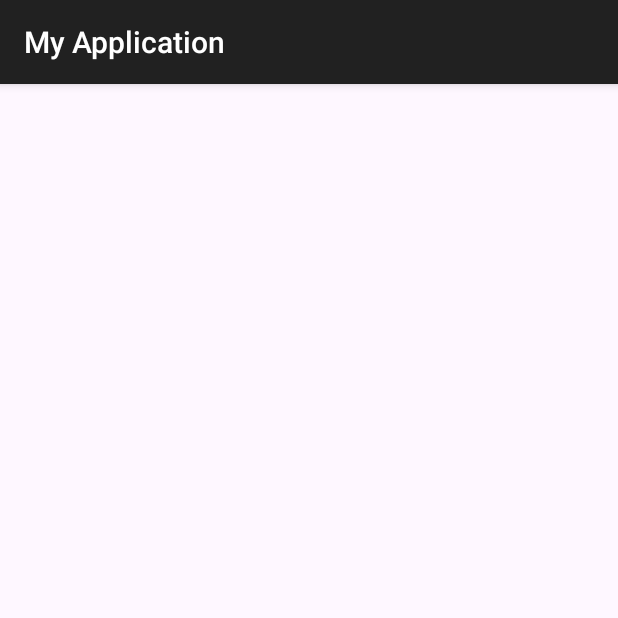
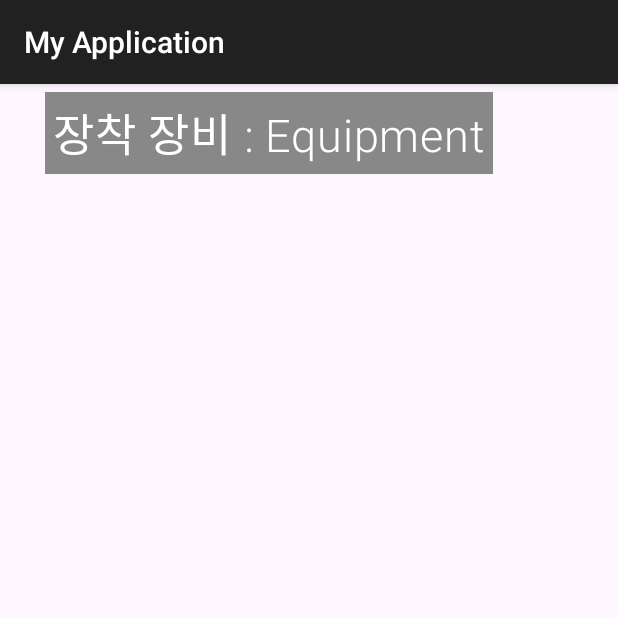
Before and after one commit to cho123456789/NeopleProject, an Android app built with Jetpack Compose: the other_activity screen opened through its navigation route, on a phone screen of 412 x 824 dp, the top half of it. Run offline under Robolectric (Android 15) with nearby library versions, the light colour scheme and no system bars.

Commit message:
던파 상태 장비 로그 출력

```diff
--- a/app/src/main/java/com/example/myapplication/equiment/EquipmentActivity.kt
+++ b/app/src/main/java/com/example/myapplication/equiment/EquipmentActivity.kt
@@ -4,22 +4,44 @@ import android.util.Log
 import androidx.activity.compose.setContent
 import androidx.activity.viewModels
 import androidx.appcompat.app.AppCompatActivity
+import androidx.compose.foundation.background
+import androidx.compose.foundation.border
+import androidx.compose.foundation.layout.Arrangement
+import androidx.compose.foundation.layout.Box
 import androidx.compose.foundation.layout.Column
+import androidx.compose.foundation.layout.Row
 import androidx.compose.foundation.layout.fillMaxSize
+import androidx.compose.foundation.layout.fillMaxWidth
+import androidx.compose.foundation.layout.padding
+import androidx.compose.foundation.layout.wrapContentSize
+import androidx.compose.foundation.lazy.LazyColumn
+import androidx.compose.foundation.lazy.grid.GridCells
+import androidx.compose.foundation.lazy.grid.LazyVerticalGrid
+import androidx.compose.foundation.lazy.grid.rememberLazyGridState
+import androidx.compose.material3.ExperimentalMaterial3Api
 import androidx.compose.material3.MaterialTheme
+import androidx.compose.material3.Scaffold
 import androidx.compose.material3.Surface
 import androidx.compose.material3.Text
+import androidx.compose.material3.TopAppBar
 import androidx.compose.runtime.Composable
 import androidx.compose.runtime.collectAsState
 import androidx.compose.runtime.getValue
+import androidx.compose.ui.Alignment
 import androidx.compose.ui.Modifier
 import androidx.compose.ui.graphics.Color
+import androidx.compose.ui.graphics.RectangleShape
+import androidx.compose.ui.graphics.Shape
+import androidx.compose.ui.text.font.FontWeight.Companion.W300
 import androidx.compose.ui.tooling.preview.Preview
+import androidx.compose.ui.unit.dp
+import androidx.compose.ui.unit.sp
 import androidx.lifecycle.LiveData
 import com.database.characterDatabase
 import com.dto.CharacterDto
 import com.example.dao.CharacterDao
 import com.example.myapplication.ServerViewModel
+import com.example.myapplication.network.Item
 
 
 class EquipmentActivity : AppCompatActivity() {
@@ -34,26 +56,50 @@ class EquipmentActivity : AppCompatActivity() {
             }
         }
     }
+    @OptIn(ExperimentalMaterial3Api::class)
     @Composable
     fun OtherActivityContent(serverViewModel: ServerViewModel) {
             Column(
-                    modifier = Modifier.fillMaxSize(),
+                modifier = Modifier
+                    .fillMaxSize()
+                    .padding(
+                        top = 5.dp,
+                        start = 30.dp
+                    ),
             ) {
 
                 val characterItem by serverViewModel.characterId.collectAsState()
                 val characterName by serverViewModel.characterName.collectAsState()
 
-                    Log.d("TAG","characterItem : ${characterItem} " +
-                            "" +"characterName : ${characterName} " )
+                Log.d(
+                    "TAG", "characterItem : ${characterItem} " +
+                            "" + "characterName : ${characterName} "
+                )
 
                 val characterItemId = characterItem.joinToString(", ")
-                    serverViewModel.getCharacterId("cain",characterName)
-                    serverViewModel.getCharacterEquiment("cain",characterItemId)
+                serverViewModel.getCharacterId("cain", characterName)
+                serverViewModel.getCharacterEquiment("cain", characterItemId)
+
+                Box(
+                    modifier = Modifier.background(
+                        color = Color.Gray
+                    )
+                ) {
+                    Text(
+                        text = "장착 장비 : Equipment",
+                        color = Color.White,
+                        fontSize = 30.sp,
+                        fontWeight = W300,
+                        modifier = Modifier.padding(
+                            5.dp
+                        )
+                    )
+                }
+            }
 
                 val slotName by serverViewModel.slotName.collectAsState()
                 val itemType by serverViewModel.itemType.collectAsState()
                 val itemName by serverViewModel.itemName.collectAsState()
-
 
 
                 Log.d("TAG","slotName : ${slotName} " +
@@ -67,7 +113,6 @@ class EquipmentActivity : AppCompatActivity() {
                 Text(text = itemType)
             }
         }
-    }
 
     @Preview(showBackground = true)
     @Composable
```
Also changed, not shown: app/src/main/java/com/example/myapplication/ServerViewModel.kt (+2 -6 lines), app/src/main/java/com/example/myapplication/network/Equipment.kt (+52 -12 lines). Lines whose indentation alone changed are shown as unchanged.
